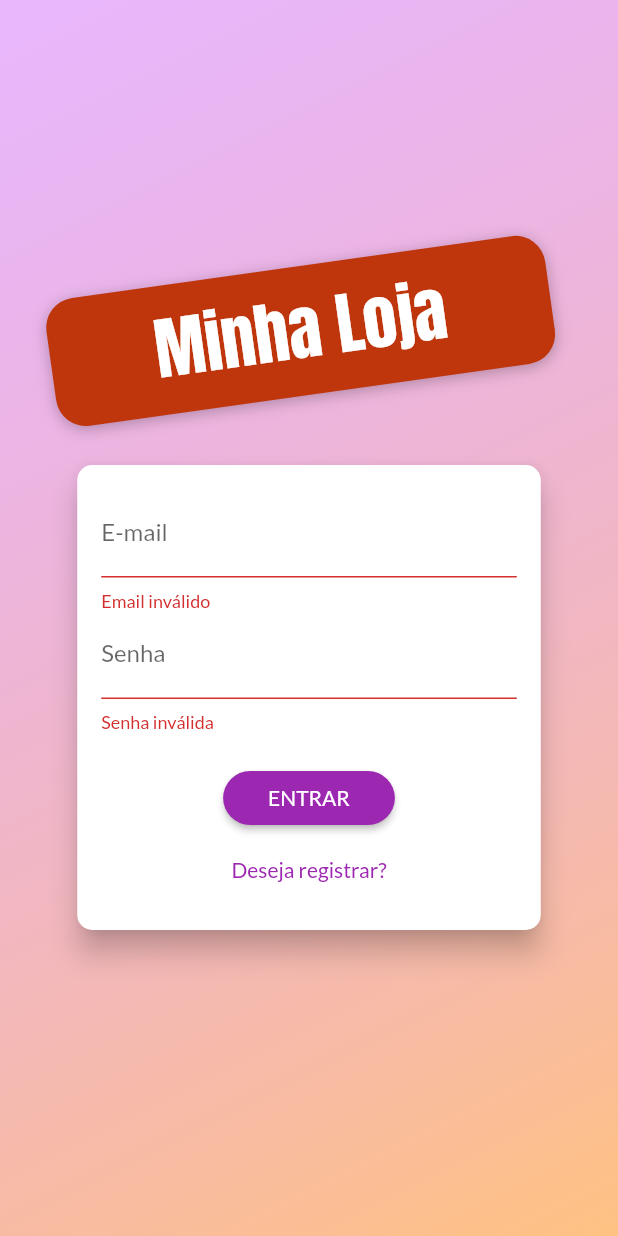
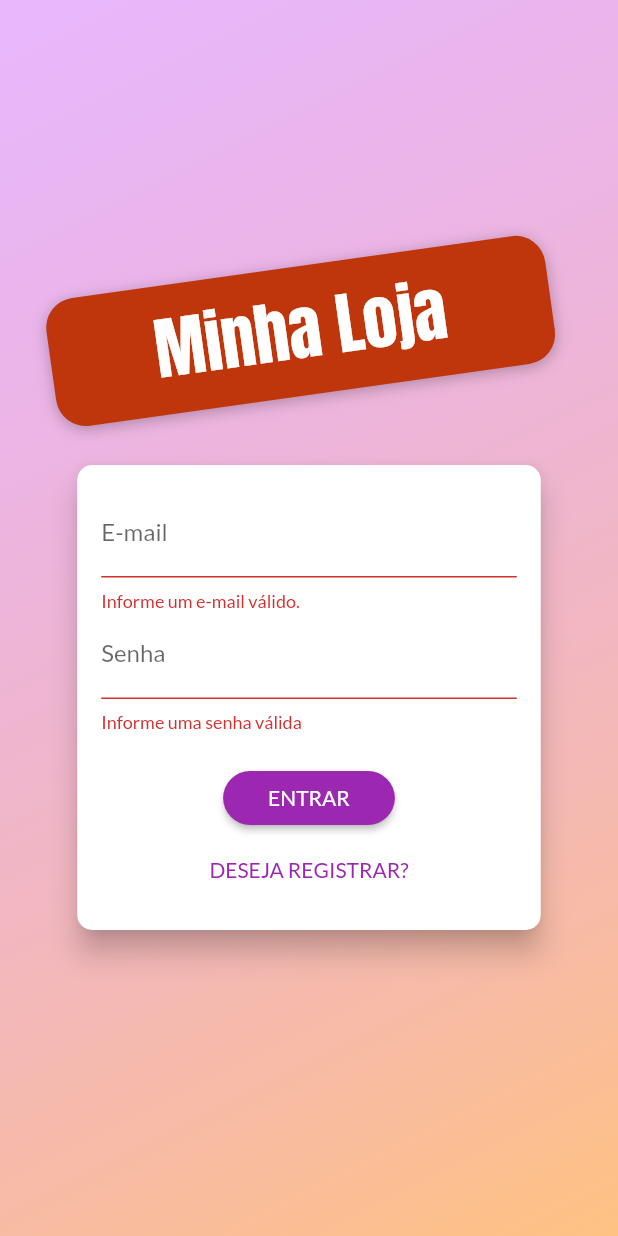
Before and after one commit to saulogusmao/proj_shop, a Flutter app: the screen it shows after launch, after a tap on "ENTRAR", on a phone screen of 412 x 824 dp. Run offline on Flutter 3.47's test engine with Material 2 defaults, Android fonts, the phone set to English and light mode, and no system bars; our stand-ins replace shared_preferences.

```diff
--- a/lib/components/auth_form.dart
+++ b/lib/components/auth_form.dart
@@ -1,14 +1,9 @@
-import 'package:flutter/cupertino.dart';
 import 'package:flutter/material.dart';
-import 'package:flutter/src/foundation/key.dart';
-import 'package:flutter/src/widgets/container.dart';
-import 'package:flutter/src/widgets/framework.dart';
 import 'package:provider/provider.dart';
 import 'package:shop/exceptions/auth_exception.dart';
+import 'package:shop/models/auth.dart';
 
-import '../models/auth.dart';
-
-enum AuthMode { Signup, Login } //definindo o modo de acesso
+enum AuthMode { signup, login }
 
 class AuthForm extends StatefulWidget {
   const AuthForm({Key? key}) : super(key: key);
@@ -17,27 +12,72 @@ class AuthForm extends StatefulWidget {
   State<AuthForm> createState() => _AuthFormState();
 }
 
-class _AuthFormState extends State<AuthForm> {
+class _AuthFormState extends State<AuthForm>
+    with SingleTickerProviderStateMixin {
   final _passwordController = TextEditingController();
   final _formKey = GlobalKey<FormState>();
   bool _isLoading = false;
-
-  AuthMode _authMode = AuthMode.Login; //variavel para definir o modo de acesso
-
-  Map<String, String> _authData = {
+  AuthMode _authMode = AuthMode.login;
+  final Map<String, String> _authData = {
     'email': '',
     'password': '',
   };
 
-  bool _isLogin() => _authMode == AuthMode.Login;
-  bool _isSignup() => _authMode == AuthMode.Signup;
+  AnimationController? _controller;
+  Animation<double>? _opacityAnimation;
+  Animation<Offset>? _slideAnimation;
+
+  bool _isLogin() => _authMode == AuthMode.login;
+  // bool _isSignup() => _authMode == AuthMode.signup;
+
+  @override
+  void initState() {
+    super.initState();
+
+    _controller = AnimationController(
+      vsync: this,
+      duration: const Duration(
+        milliseconds: 300,
+      ),
+    );
+
+    _opacityAnimation = Tween(
+      begin: 0.0,
+      end: 1.0,
+    ).animate(
+      CurvedAnimation(
+        parent: _controller!,
+        curve: Curves.linear,
+      ),
+    );
+
+    _slideAnimation = Tween<Offset>(
+      begin: const Offset(0, -1.5),
+      end: const Offset(0, 0),
+    ).animate(
+      CurvedAnimation(
+        parent: _controller!,
+        curve: Curves.linear,
+      ),
+    );
+
+    // _heightAnimation?.addListener(() => setState(() {}));
+  }
+
+  @override
+  void dispose() {
+    super.dispose();
+    _controller?.dispose();
+  }
 
   void _switchAuthMode() {
     setState(() {
       if (_isLogin()) {
-        _authMode = AuthMode.Signup;
+        _authMode = AuthMode.signup;
+        _controller?.forward();
       } else {
-        _authMode = AuthMode.Login;
+        _authMode = AuthMode.login;
+        _controller?.reverse();
       }
     });
   }
@@ -46,12 +86,12 @@ class _AuthFormState extends State<AuthForm> {
     showDialog(
       context: context,
       builder: (ctx) => AlertDialog(
-        title: Text('Ocorreu um erro'),
+        title: const Text('Ocorreo um Erro'),
         content: Text(msg),
         actions: [
           TextButton(
             onPressed: () => Navigator.of(context).pop(),
-            child: Text('Fechar'),
+            child: const Text('Fechar'),
           ),
         ],
       ),
@@ -64,24 +104,21 @@ class _AuthFormState extends State<AuthForm> {
     if (!isValid) {
       return;
     }
+
     setState(() => _isLoading = true);
 
     _formKey.currentState?.save();
-
-    Auth auth = Provider.of(
-      context,
-      listen: false,
-    );
+    Auth auth = Provider.of(context, listen: false);
 
     try {
       if (_isLogin()) {
-        //login
+        // Login
         await auth.login(
           _authData['email']!,
           _authData['password']!,
         );
       } else {
-        //registrar
+        // Registrar
         await auth.signup(
           _authData['email']!,
           _authData['password']!,
@@ -93,7 +130,7 @@ class _AuthFormState extends State<AuthForm> {
       _showErrorDialog('Ocorreu um erro inesperado!');
     }
 
-    setState(() => _isLoading = true);
+    setState(() => _isLoading = false);
   }
 
   @override
@@ -104,28 +141,31 @@ class _AuthFormState extends State<AuthForm> {
       shape: RoundedRectangleBorder(
         borderRadius: BorderRadius.circular(10),
       ),
-      child: Container(
+      child: AnimatedContainer(
+        duration: const Duration(milliseconds: 300),
+        curve: Curves.easeIn,
         padding: const EdgeInsets.all(16),
         height: _isLogin() ? 310 : 400,
+        // height: _heightAnimation?.value.height ?? (_isLogin() ? 310 : 400),
         width: deviceSize.width * 0.75,
         child: Form(
           key: _formKey,
           child: Column(
             children: [
               TextFormField(
-                decoration: InputDecoration(labelText: 'E-mail'),
+                decoration: const InputDecoration(labelText: 'E-mail'),
                 keyboardType: TextInputType.emailAddress,
                 onSaved: (email) => _authData['email'] = email ?? '',
                 validator: (_email) {
                   final email = _email ?? '';
                   if (email.trim().isEmpty || !email.contains('@')) {
-                    return 'Email inválido';
+                    return 'Informe um e-mail válido.';
                   }
                   return null;
                 },
               ),
               TextFormField(
-                decoration: InputDecoration(labelText: 'Senha'),
+                decoration: const InputDecoration(labelText: 'Senha'),
                 keyboardType: TextInputType.emailAddress,
                 obscureText: true,
                 controller: _passwordController,
@@ -133,36 +173,46 @@ class _AuthFormState extends State<AuthForm> {
                 validator: (_password) {
                   final password = _password ?? '';
                   if (password.isEmpty || password.length < 5) {
-                    return 'Senha inválida';
+                    return 'Informe uma senha válida';
                   }
                   return null;
                 },
               ),
-              if (_isSignup())
-                TextFormField(
-                  decoration: InputDecoration(labelText: 'Confirmar senha'),
+              AnimatedContainer(
+                constraints: BoxConstraints(
+                  minHeight: _isLogin() ? 0 : 60,
+                  maxHeight: _isLogin() ? 0 : 120,
+                ),
+                duration: const Duration(milliseconds: 300),
+                curve: Curves.linear,
+                child: FadeTransition(
+                  opacity: _opacityAnimation!,
+                  child: SlideTransition(
+                    position: _slideAnimation!,
+                    child: TextFormField(
+                      decoration:
+                          const InputDecoration(labelText: 'Confirmar Senha'),
                       keyboardType: TextInputType.emailAddress,
                       obscureText: true,
                       validator: _isLogin()
                           ? null
                           : (_password) {
-                          final password = _password ??
-                              ''; //para este 'password' foi criado um controller
+                              final password = _password ?? '';
                               if (password != _passwordController.text) {
-                            return 'Senha inválida';
+                                return 'Senhas informadas não conferem.';
                               }
                               return null;
                             },
                     ),
-              SizedBox(height: 20),
+                  ),
+                ),
+              ),
+              const SizedBox(height: 20),
               if (_isLoading)
-                CircularProgressIndicator()
+                const CircularProgressIndicator()
               else
                 ElevatedButton(
                   onPressed: _submit,
-                  child: Text(
-                    _authMode == AuthMode.Login ? 'ENTRAR' : 'REGISTRAR',
-                  ),
                   style: ElevatedButton.styleFrom(
                     shape: RoundedRectangleBorder(
                       borderRadius: BorderRadius.circular(30),
@@ -170,13 +220,18 @@ class _AuthFormState extends State<AuthForm> {
                     padding: const EdgeInsets.symmetric(
                       horizontal: 30,
                       vertical: 8,
-                      )),
                     ),
-              Spacer(),
+                  ),
+                  child: Text(
+                    _authMode == AuthMode.login ? 'ENTRAR' : 'REGISTRAR',
+                  ),
+                ),
+              const Spacer(),
               TextButton(
                 onPressed: _switchAuthMode,
-                child:
-                    Text(_isLogin() ? 'Deseja registrar?' : 'Já possui conta?'),
+                child: Text(
+                  _isLogin() ? 'DESEJA REGISTRAR?' : 'JÁ POSSUI CONTA?',
+                ),
               ),
             ],
           ),
```
Lines whose indentation alone changed are shown as unchanged.
